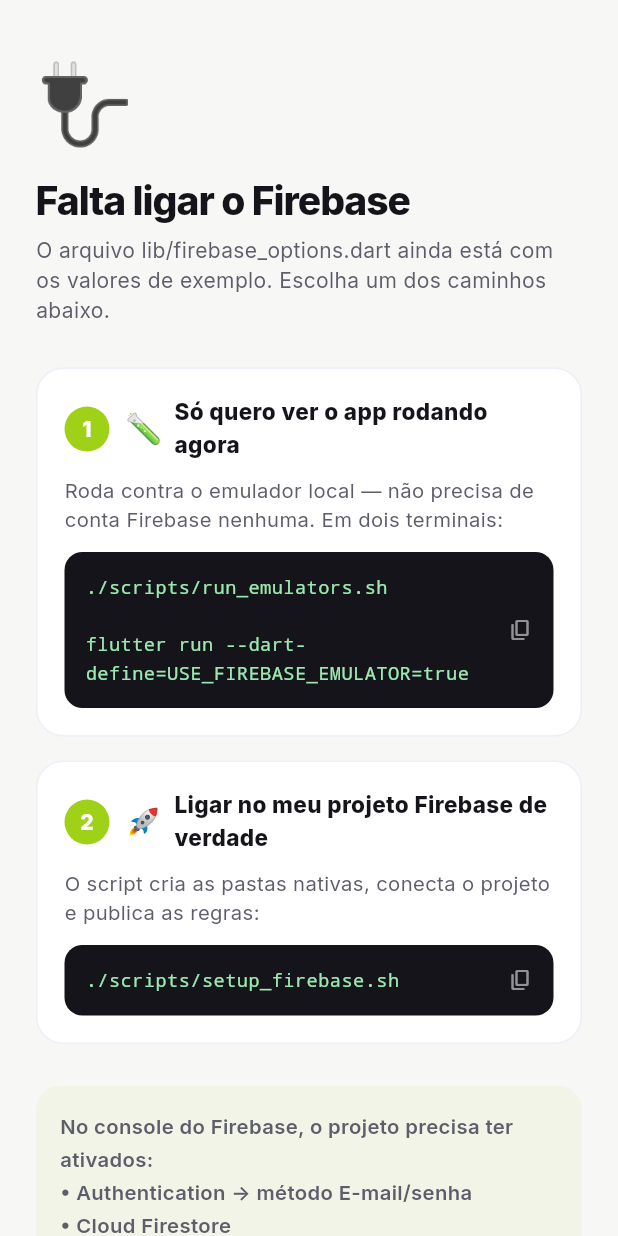
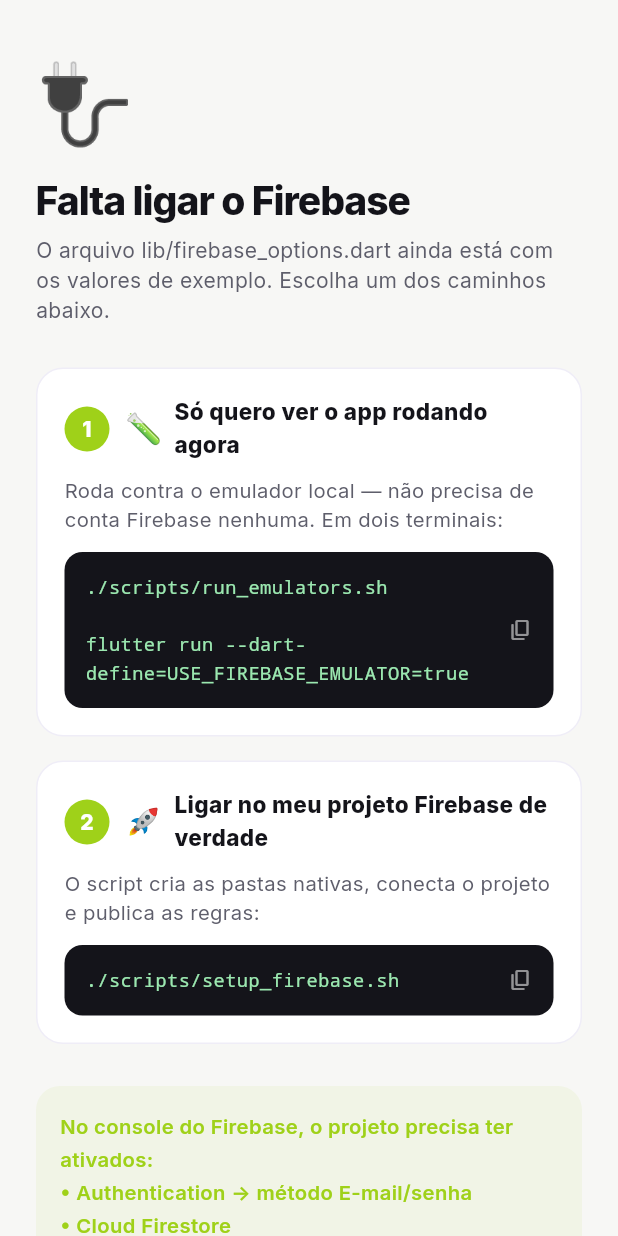
Before and after one commit to rdealzz/Desafio-em-Fam-lia, a Flutter app: the screen it shows after launch, on a phone screen of 412 x 824 dp. Run offline on Flutter 3.47's test engine with Material 3 defaults, Android fonts, the phone set to English and light mode, and no system bars; our stand-ins replace cloud_firestore, firebase_auth, firebase_core, firebase_storage, image_picker, shared_preferences; accounts and stored records are empty.

Commit message:
Fecha os dois últimos erros da análise
const Text envolvendo TextStyle com cor do tema no setup — mesmo caso dos
oito anteriores, este tinha o const no widget e não no estilo, e por isso
escapou da primeira passada.

scrollCacheExtent removido: adivinhei a assinatura a partir da mensagem de
descontinuação e ela recebe ScrollCacheExtent, não int. O padrão do ListView
serve, e o ganho de rolagem vem do RepaintBoundary por item, não do cache
extra — tirar não custa desempenho nenhum.

Varredura com parênteses balanceados confirma que não sobrou const contendo
expressão de tema em lugar nenhum do projeto.

Co-Authored-By: Claude Opus 5 <noreply@anthropic.com>
Claude-Session: https://claude.ai/code/session_019XKVGQhXagRCfJSw9JRg5L

```diff
--- a/lib/screens/feed/feed_screen.dart
+++ b/lib/screens/feed/feed_screen.dart
@@ -104,9 +104,9 @@ class FeedScreen extends StatelessWidget {
                       Space.gutter,
                       Space.huge,
                     ),
-                    // Reserva mais altura fora da tela: rolagem rápida não
-                    // encontra item em branco esperando construir.
-                    scrollCacheExtent: 1200,
+                    // Sem ajuste manual de cache: o padrão do ListView já
+                    // serve, e cada item entra com RepaintBoundary próprio —
+                    // é daí que vem o ganho na rolagem, não do cache extra.
                     itemCount: posts.length,
                     separatorBuilder: (_, __) => const SizedBox(height: Space.md),
                     itemBuilder: (context, i) {
--- a/lib/screens/setup/firebase_setup_screen.dart
+++ b/lib/screens/setup/firebase_setup_screen.dart
@@ -111,7 +111,7 @@ class FirebaseSetupScreen extends StatelessWidget {
                 color: context.palette.accent.withValues(alpha: 0.07),
                 borderRadius: BorderRadius.circular(16),
               ),
-              child: const Text(
+              child: Text(
                 'No console do Firebase, o projeto precisa ter ativados:\n'
                 '• Authentication → método E-mail/senha\n'
                 '• Cloud Firestore\n'
```
